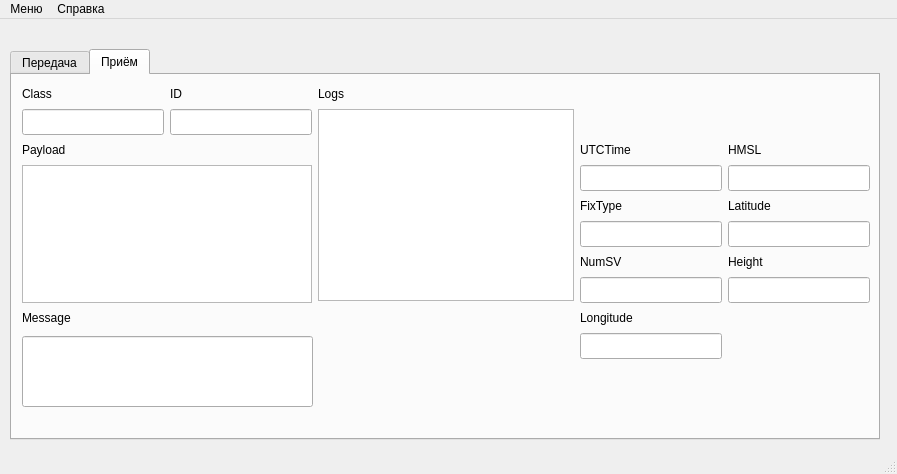
Old version of the form gnsswindow.ui in the repository Semyon1968/GNSS-receiver-imitator.
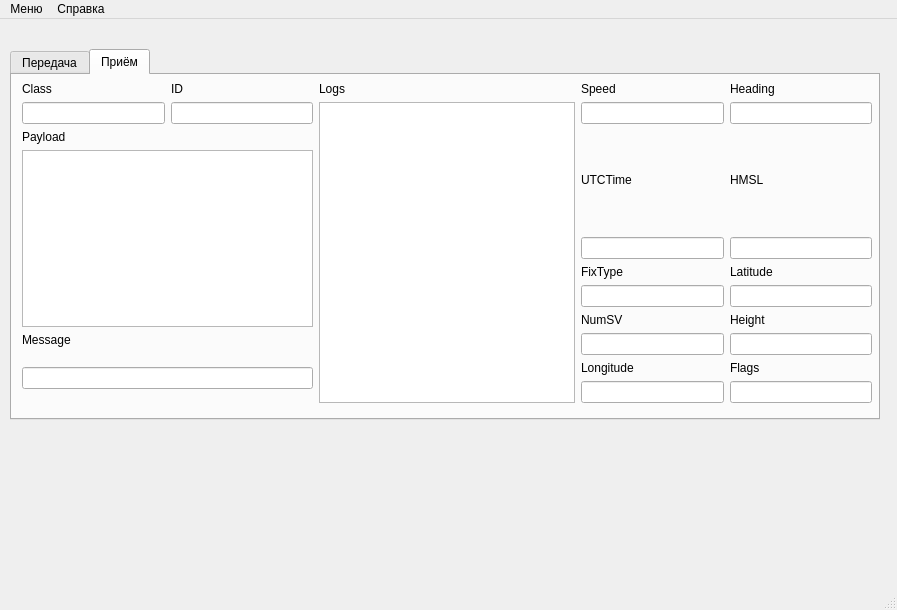
New version of the form. The open tabs and pages were chosen to show the change.

What changed in the file:
```diff
--- a/gnsswindow.ui
+++ b/gnsswindow.ui
@@ -7,7 +7,7 @@
     <x>0</x>
     <y>0</y>
     <width>897</width>
-    <height>474</height>
+    <height>610</height>
    </rect>
   </property>
   <property name="windowTitle">
@@ -20,7 +20,7 @@
       <x>10</x>
       <y>30</y>
       <width>870</width>
-      <height>391</height>
+      <height>371</height>
      </rect>
     </property>
     <property name="currentIndex">
@@ -204,7 +204,7 @@
         </widget>
        </item>
        <item row="10" column="3">
-        <widget class="QLineEdit" name="leFlags"/>
+        <widget class="QLineEdit" name="leFlags_2"/>
        </item>
        <item row="9" column="3">
         <widget class="QLabel" name="label_23">
@@ -226,15 +226,94 @@
      <attribute name="title">
       <string>Приём</string>
      </attribute>
+     <widget class="QWidget" name="">
+      <property name="geometry">
+       <rect>
+        <x>10</x>
+        <y>7</y>
+        <width>850</width>
+        <height>321</height>
+       </rect>
+      </property>
+      <layout class="QGridLayout" name="gridLayout">
+       <item row="0" column="0">
+        <widget class="QLabel" name="label_4">
+         <property name="sizePolicy">
+          <sizepolicy hsizetype="Preferred" vsizetype="Fixed">
+           <horstretch>0</horstretch>
+           <verstretch>0</verstretch>
+          </sizepolicy>
+         </property>
+         <property name="text">
+          <string>Class</string>
+         </property>
+        </widget>
+       </item>
+       <item row="0" column="1">
+        <widget class="QLabel" name="label_5">
+         <property name="text">
+          <string>ID</string>
+         </property>
+        </widget>
+       </item>
+       <item row="0" column="2">
+        <widget class="QLabel" name="label_8">
+         <property name="text">
+          <string>Logs</string>
+         </property>
+        </widget>
+       </item>
+       <item row="0" column="3">
+        <widget class="QLabel" name="label_26">
+         <property name="sizePolicy">
+          <sizepolicy hsizetype="Preferred" vsizetype="Fixed">
+           <horstretch>0</horstretch>
+           <verstretch>0</verstretch>
+          </sizepolicy>
+         </property>
+         <property name="text">
+          <string>Speed</string>
+         </property>
+        </widget>
+       </item>
+       <item row="0" column="4">
+        <widget class="QLabel" name="label_27">
+         <property name="sizePolicy">
+          <sizepolicy hsizetype="Preferred" vsizetype="Fixed">
+           <horstretch>0</horstretch>
+           <verstretch>0</verstretch>
+          </sizepolicy>
+         </property>
+         <property name="text">
+          <string>Heading</string>
+         </property>
+        </widget>
+       </item>
+       <item row="1" column="0">
+        <widget class="QLineEdit" name="leClassReceiver">
+         <property name="cursor">
+          <cursorShape>ArrowCursor</cursorShape>
+         </property>
+        </widget>
+       </item>
+       <item row="1" column="1">
+        <widget class="QLineEdit" name="leIDReceiver"/>
+       </item>
+       <item row="1" column="3">
+        <widget class="QLineEdit" name="leSpeed"/>
+       </item>
+       <item row="1" column="4">
+        <widget class="QLineEdit" name="leHeading"/>
+       </item>
+       <item row="2" column="0">
+        <widget class="QLabel" name="label_6">
+         <property name="text">
+          <string>Payload</string>
+         </property>
+        </widget>
+       </item>
+       <item row="2" column="3" rowspan="2">
      <widget class="QLabel" name="label_9">
-      <property name="geometry">
-       <rect>
-        <x>568</x>
-        <y>66</y>
-        <width>62</width>
-        <height>18</height>
-       </rect>
-      </property>
       <property name="sizePolicy">
        <sizepolicy hsizetype="Preferred" vsizetype="Fixed">
         <horstretch>0</horstretch>
@@ -245,15 +324,9 @@
        <string>UTCTime</string>
       </property>
      </widget>
+       </item>
+       <item row="2" column="4" rowspan="2">
      <widget class="QLabel" name="label_10">
-      <property name="geometry">
-       <rect>
-        <x>716</x>
-        <y>66</y>
-        <width>39</width>
-        <height>18</height>
-       </rect>
-      </property>
       <property name="sizePolicy">
        <sizepolicy hsizetype="Preferred" vsizetype="Fixed">
         <horstretch>0</horstretch>
@@ -264,34 +337,18 @@
        <string>HMSL</string>
       </property>
      </widget>
-     <widget class="QLabel" name="label_11">
-      <property name="geometry">
-       <rect>
-        <x>716</x>
-        <y>122</y>
-        <width>57</width>
-        <height>18</height>
-       </rect>
-      </property>
-      <property name="sizePolicy">
-       <sizepolicy hsizetype="Preferred" vsizetype="Fixed">
-        <horstretch>0</horstretch>
-        <verstretch>0</verstretch>
-       </sizepolicy>
-      </property>
-      <property name="text">
-       <string>Latitude</string>
-      </property>
-     </widget>
+       </item>
+       <item row="3" column="0" rowspan="5" colspan="2">
+        <widget class="QTextEdit" name="tePayloadReceiver"/>
+       </item>
+       <item row="4" column="3">
+        <widget class="QLineEdit" name="leUTCTime"/>
+       </item>
+       <item row="4" column="4">
+        <widget class="QLineEdit" name="leHMSL"/>
+       </item>
+       <item row="5" column="3">
      <widget class="QLabel" name="label_12">
-      <property name="geometry">
-       <rect>
-        <x>568</x>
-        <y>122</y>
-        <width>52</width>
-        <height>18</height>
-       </rect>
-      </property>
       <property name="sizePolicy">
        <sizepolicy hsizetype="Preferred" vsizetype="Fixed">
         <horstretch>0</horstretch>
@@ -302,15 +359,9 @@
        <string>FixType</string>
       </property>
      </widget>
-     <widget class="QLabel" name="label_13">
-      <property name="geometry">
-       <rect>
-        <x>716</x>
-        <y>178</y>
-        <width>46</width>
-        <height>18</height>
-       </rect>
-      </property>
+       </item>
+       <item row="5" column="4">
+        <widget class="QLabel" name="label_11">
       <property name="sizePolicy">
        <sizepolicy hsizetype="Preferred" vsizetype="Fixed">
         <horstretch>0</horstretch>
@@ -318,18 +369,18 @@
        </sizepolicy>
       </property>
       <property name="text">
-       <string>Height</string>
-      </property>
-     </widget>
+          <string>Latitude</string>
+         </property>
+        </widget>
+       </item>
+       <item row="6" column="3">
+        <widget class="QLineEdit" name="leFixType"/>
+       </item>
+       <item row="6" column="4">
+        <widget class="QLineEdit" name="leLatitude"/>
+       </item>
+       <item row="7" column="3">
      <widget class="QLabel" name="label_14">
-      <property name="geometry">
-       <rect>
-        <x>568</x>
-        <y>178</y>
-        <width>50</width>
-        <height>18</height>
-       </rect>
-      </property>
       <property name="sizePolicy">
        <sizepolicy hsizetype="Preferred" vsizetype="Fixed">
         <horstretch>0</horstretch>
@@ -340,15 +391,9 @@
        <string>NumSV</string>
       </property>
      </widget>
-     <widget class="QLabel" name="label_16">
-      <property name="geometry">
-       <rect>
-        <x>568</x>
-        <y>234</y>
-        <width>69</width>
-        <height>18</height>
-       </rect>
-      </property>
+       </item>
+       <item row="7" column="4">
+        <widget class="QLabel" name="label_13">
       <property name="sizePolicy">
        <sizepolicy hsizetype="Preferred" vsizetype="Fixed">
         <horstretch>0</horstretch>
@@ -356,101 +401,28 @@
        </sizepolicy>
       </property>
       <property name="text">
-       <string>Longitude</string>
-      </property>
-     </widget>
-     <widget class="QLineEdit" name="leUTCTime">
-      <property name="geometry">
-       <rect>
-        <x>568</x>
-        <y>90</y>
-        <width>142</width>
-        <height>26</height>
-       </rect>
-      </property>
-     </widget>
-     <widget class="QLineEdit" name="leFixType">
-      <property name="geometry">
-       <rect>
-        <x>568</x>
-        <y>146</y>
-        <width>142</width>
-        <height>26</height>
-       </rect>
-      </property>
-     </widget>
-     <widget class="QLineEdit" name="leLatitude">
-      <property name="geometry">
-       <rect>
-        <x>716</x>
-        <y>146</y>
-        <width>142</width>
-        <height>26</height>
-       </rect>
-      </property>
-     </widget>
-     <widget class="QLineEdit" name="leHMSL">
-      <property name="geometry">
-       <rect>
-        <x>716</x>
-        <y>90</y>
-        <width>142</width>
-        <height>26</height>
-       </rect>
-      </property>
-     </widget>
-     <widget class="QLineEdit" name="leNumSV">
-      <property name="geometry">
-       <rect>
-        <x>568</x>
-        <y>202</y>
-        <width>142</width>
-        <height>26</height>
-       </rect>
-      </property>
-     </widget>
-     <widget class="QLineEdit" name="leHeight">
-      <property name="geometry">
-       <rect>
-        <x>716</x>
-        <y>202</y>
-        <width>142</width>
-        <height>26</height>
-       </rect>
-      </property>
-     </widget>
-     <widget class="QLineEdit" name="leLongitude">
-      <property name="geometry">
-       <rect>
-        <x>568</x>
-        <y>258</y>
-        <width>142</width>
-        <height>26</height>
-       </rect>
-      </property>
-     </widget>
+          <string>Height</string>
+         </property>
+        </widget>
+       </item>
+       <item row="8" column="0">
      <widget class="QLabel" name="label_7">
-      <property name="geometry">
-       <rect>
-        <x>10</x>
-        <y>234</y>
-        <width>59</width>
-        <height>18</height>
-       </rect>
-      </property>
       <property name="text">
        <string>Message</string>
       </property>
      </widget>
-     <widget class="QLabel" name="label_4">
-      <property name="geometry">
-       <rect>
-        <x>10</x>
-        <y>10</y>
-        <width>34</width>
-        <height>18</height>
-       </rect>
-      </property>
+       </item>
+       <item row="8" column="3" rowspan="2">
+        <widget class="QLineEdit" name="leNumSV"/>
+       </item>
+       <item row="8" column="4" rowspan="2">
+        <widget class="QLineEdit" name="leHeight"/>
+       </item>
+       <item row="9" column="0" rowspan="3" colspan="2">
+        <widget class="QLineEdit" name="leNameReceiver"/>
+       </item>
+       <item row="10" column="3">
+        <widget class="QLabel" name="label_16">
       <property name="sizePolicy">
        <sizepolicy hsizetype="Preferred" vsizetype="Fixed">
         <horstretch>0</horstretch>
@@ -458,100 +430,33 @@
        </sizepolicy>
       </property>
       <property name="text">
-       <string>Class</string>
-      </property>
-     </widget>
-     <widget class="QLineEdit" name="leIDReceiver">
-      <property name="geometry">
-       <rect>
-        <x>158</x>
-        <y>34</y>
-        <width>142</width>
-        <height>26</height>
-       </rect>
-      </property>
-     </widget>
-     <widget class="QLabel" name="label_5">
-      <property name="geometry">
-       <rect>
-        <x>158</x>
-        <y>10</y>
-        <width>16</width>
-        <height>18</height>
-       </rect>
-      </property>
+          <string>Longitude</string>
+         </property>
+        </widget>
+       </item>
+       <item row="10" column="4">
+        <widget class="QLabel" name="label_28">
+         <property name="sizePolicy">
+          <sizepolicy hsizetype="Preferred" vsizetype="Fixed">
+           <horstretch>0</horstretch>
+           <verstretch>0</verstretch>
+          </sizepolicy>
+         </property>
       <property name="text">
-       <string>ID</string>
-      </property>
-     </widget>
-     <widget class="QLineEdit" name="leClassReceiver">
-      <property name="geometry">
-       <rect>
-        <x>10</x>
-        <y>34</y>
-        <width>142</width>
-        <height>26</height>
-       </rect>
-      </property>
-      <property name="cursor">
-       <cursorShape>ArrowCursor</cursorShape>
-      </property>
-     </widget>
-     <widget class="QLabel" name="label_6">
-      <property name="geometry">
-       <rect>
-        <x>10</x>
-        <y>66</y>
-        <width>53</width>
-        <height>18</height>
-       </rect>
-      </property>
-      <property name="text">
-       <string>Payload</string>
-      </property>
-     </widget>
-     <widget class="QLabel" name="label_8">
-      <property name="geometry">
-       <rect>
-        <x>306</x>
-        <y>10</y>
-        <width>32</width>
-        <height>18</height>
-       </rect>
-      </property>
-      <property name="text">
-       <string>Logs</string>
-      </property>
-     </widget>
-     <widget class="QTextEdit" name="teLogs">
-      <property name="geometry">
-       <rect>
-        <x>306</x>
-        <y>34</y>
-        <width>256</width>
-        <height>192</height>
-       </rect>
-      </property>
-     </widget>
-     <widget class="QLineEdit" name="leNameReceiver">
-      <property name="geometry">
-       <rect>
-        <x>10</x>
-        <y>261</y>
-        <width>291</width>
-        <height>71</height>
-       </rect>
-      </property>
-     </widget>
-     <widget class="QTextEdit" name="tePayloadReceiver">
-      <property name="geometry">
-       <rect>
-        <x>10</x>
-        <y>90</y>
-        <width>290</width>
-        <height>138</height>
-       </rect>
-      </property>
+          <string>Flags</string>
+         </property>
+        </widget>
+       </item>
+       <item row="11" column="3">
+        <widget class="QLineEdit" name="leLongitude"/>
+       </item>
+       <item row="11" column="4">
+        <widget class="QLineEdit" name="leFlags"/>
+       </item>
+       <item row="1" column="2" rowspan="11">
+        <widget class="QTextEdit" name="teLogs"/>
+       </item>
+      </layout>
      </widget>
     </widget>
    </widget>
```
Left out of the diff: 36 changed lines with no effect on the pictures. Lines whose indentation alone changed are shown as unchanged.
